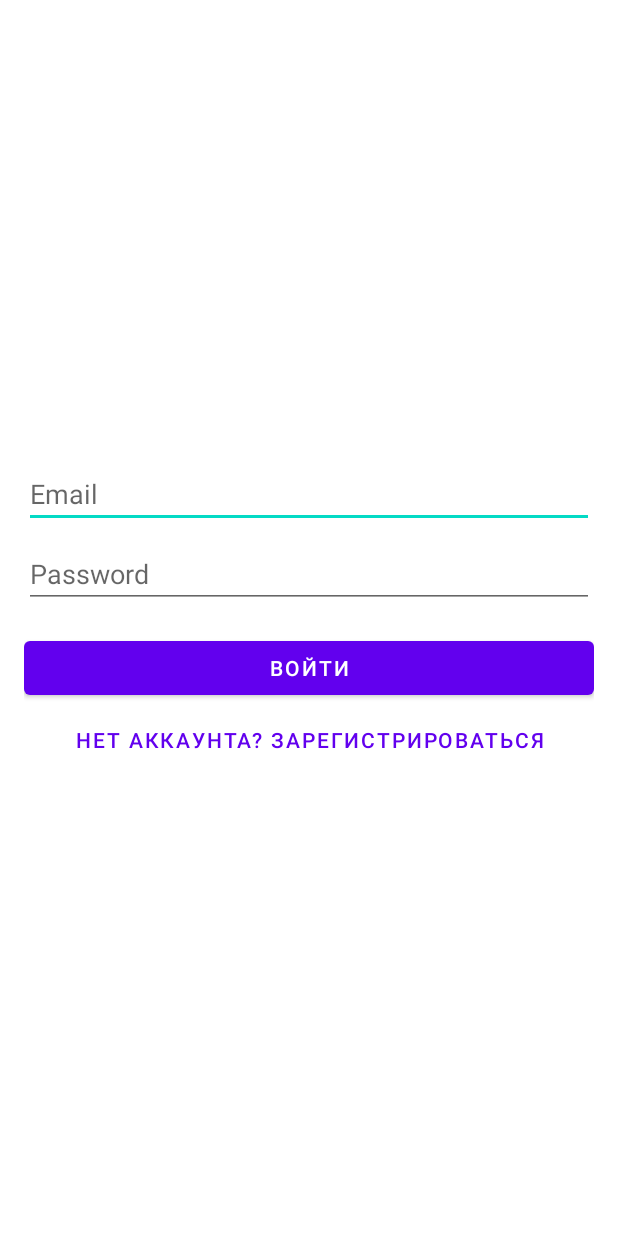
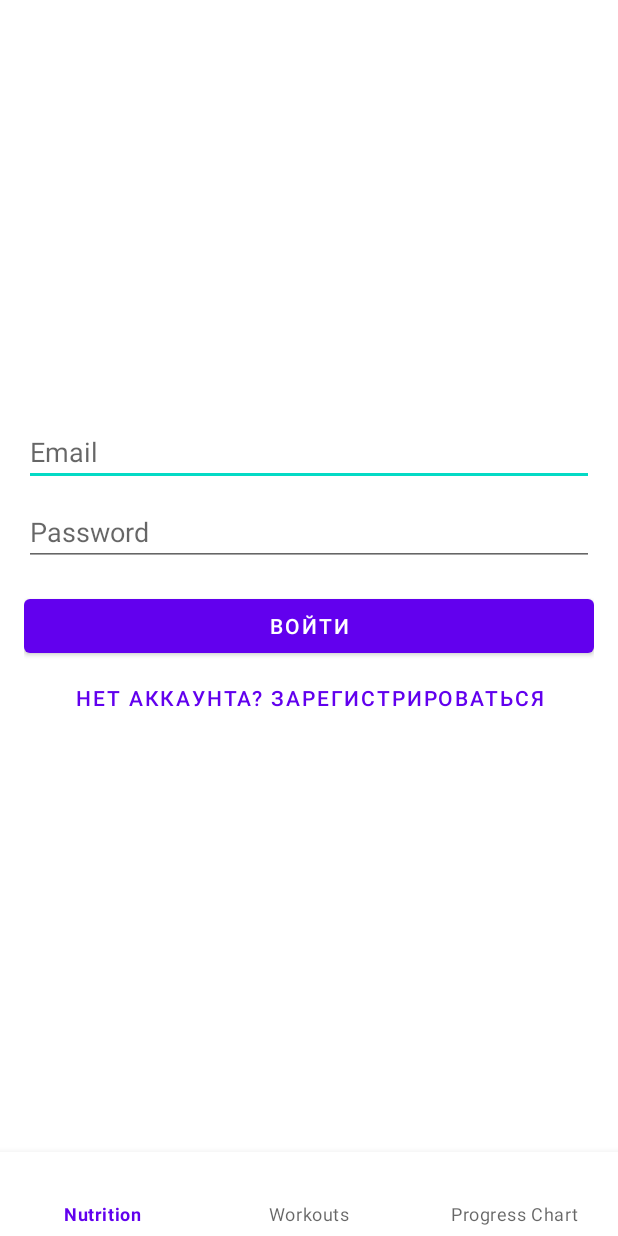
Before and after one commit to Shaken89/AndroidFinal, an Android app: the screen it shows after launch (MainActivity), on a phone screen of 412 x 824 dp. Run offline under Robolectric (Android 15) with nearby library versions, the phone set to English and light mode, and no system bars; our stand-ins replace Dagger/Hilt's generated code, Firebase (no records; nobody signed in at launch, a user with empty details on screens opened directly), Room's generated code, navigation-ui.

Commit message:
added BottomNavBar

```diff
--- a/app/src/main/java/com/example/fitnessplusapp/MainActivity.kt
+++ b/app/src/main/java/com/example/fitnessplusapp/MainActivity.kt
@@ -3,6 +3,9 @@ package com.example.fitnessplusapp
 import androidx.appcompat.app.AppCompatActivity
 import android.os.Bundle
 import android.util.Log
+import androidx.navigation.fragment.NavHostFragment
+import androidx.navigation.ui.setupWithNavController
+import com.google.android.material.bottomnavigation.BottomNavigationView
 import dagger.hilt.android.AndroidEntryPoint
 
 @AndroidEntryPoint
@@ -13,6 +16,12 @@ class MainActivity : AppCompatActivity() {
         try {
             Log.d("MainActivity", "Setting content view")
             setContentView(R.layout.activity_main)
+
+            val navHostFragment = supportFragmentManager.findFragmentById(R.id.nav_host_fragment) as NavHostFragment
+            val navController = navHostFragment.navController
+            val bottomNav = findViewById<BottomNavigationView>(R.id.bottom_nav)
+            bottomNav.setupWithNavController(navController)
+
             Log.d("MainActivity", "MainActivity created successfully - using Navigation Component")
         } catch (e: Exception) {
             Log.e("MainActivity", "Error in onCreate", e)
--- a/app/src/main/java/com/example/fitnessplusapp/data/remote/AuthInterceptor.kt
+++ b/app/src/main/java/com/example/fitnessplusapp/data/remote/AuthInterceptor.kt
@@ -13,13 +13,15 @@ class AuthInterceptor @Inject constructor(
 
     // добавляем токен к запросам
     override fun intercept(chain: Interceptor.Chain): Response {
+        val requestBuilder = chain.request().newBuilder()
+
+        // runBlocking может вызвать проблемы с производительностью, но для простоты оставим его здесь.
+        // В идеальном мире это должно быть обработано асинхронно.
         val token = runBlocking { userPreferences.authToken.first() }
-
-        val request = chain.request().newBuilder()
         token?.let {
-            request.addHeader("Authorization", "Bearer $it")
+            requestBuilder.addHeader("Authorization", "Bearer $it")
         }
 
-        return chain.proceed(request.build())
+        return chain.proceed(requestBuilder.build())
     }
 }
--- a/app/src/main/java/com/example/fitnessplusapp/di/AppModule.kt
+++ b/app/src/main/java/com/example/fitnessplusapp/di/AppModule.kt
@@ -10,6 +10,7 @@ import com.example.fitnessplusapp.data.local.dao.FoodDao
 import com.example.fitnessplusapp.data.preferences.UserPreferences
 import com.example.fitnessplusapp.data.remote.ApiService
 import com.example.fitnessplusapp.data.remote.AuthInterceptor
+import com.example.fitnessplusapp.data.repository.AuthRepository
 import com.google.firebase.auth.FirebaseAuth
 import dagger.Module
 import dagger.Provides
@@ -101,4 +102,16 @@ object AppModule {
     fun provideApiService(retrofit: Retrofit): ApiService {
         return retrofit.create(ApiService::class.java)
     }
+
+    @Provides
+    @Singleton
+    fun provideFirebaseAuth(): FirebaseAuth {
+        return FirebaseAuth.getInstance()
+    }
+
+    @Provides
+    @Singleton
+    fun provideAuthRepository(userDao: UserDao, prefs: android.content.SharedPreferences): AuthRepository {
+        return AuthRepository(userDao, prefs)
+    }
 }
--- a/app/src/main/res/layout/activity_main.xml
+++ b/app/src/main/res/layout/activity_main.xml
@@ -10,10 +10,19 @@
         android:layout_width="0dp"
         android:layout_height="0dp"
         app:defaultNavHost="true"
-        app:layout_constraintBottom_toBottomOf="parent"
+        app:layout_constraintBottom_toTopOf="@+id/bottom_nav"
         app:layout_constraintLeft_toLeftOf="parent"
         app:layout_constraintRight_toRightOf="parent"
         app:layout_constraintTop_toTopOf="parent"
         app:navGraph="@navigation/nav_graph" />
 
+    <com.google.android.material.bottomnavigation.BottomNavigationView
+        android:id="@+id/bottom_nav"
+        android:layout_width="0dp"
+        android:layout_height="wrap_content"
+        app:layout_constraintBottom_toBottomOf="parent"
+        app:layout_constraintLeft_toLeftOf="parent"
+        app:layout_constraintRight_toRightOf="parent"
+        app:menu="@menu/bottom_nav_menu" />
+
 </androidx.constraintlayout.widget.ConstraintLayout>
--- /dev/null
+++ b/app/src/main/res/menu/bottom_nav_menu.xml
@@ -0,0 +1,12 @@
+<?xml version="1.0" encoding="utf-8"?>
+<menu xmlns:android="http://schemas.android.com/apk/res/android">
+    <item
+        android:id="@+id/nutritionListFragment"
+        android:title="Nutrition" />
+    <item
+        android:id="@+id/workoutListFragment"
+        android:title="Workouts" />
+    <item
+        android:id="@+id/progressFragment"
+        android:title="Progress Chart" />
+</menu>
```
